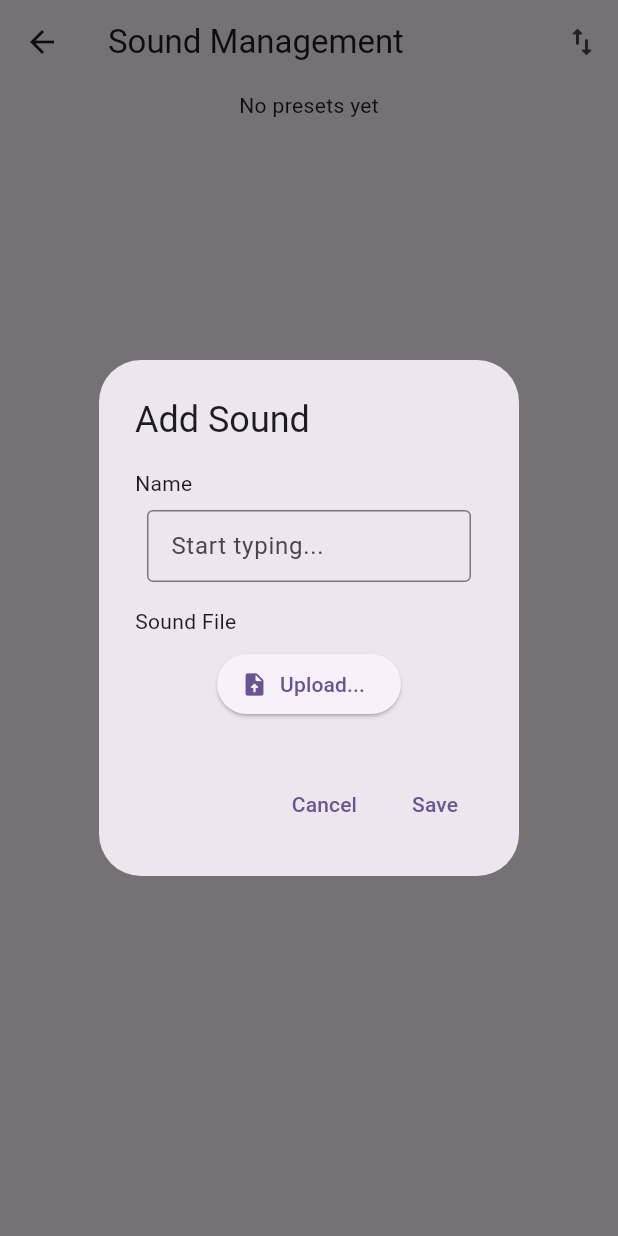
After one commit to DaniilMiskevich/sem5-jcrpo-labs, a Flutter app: the SoundManagementScreen screen opened directly, after a tap on the "import export" icon, on a phone screen of 412 x 824 dp. The commit adds this screen. Run offline on Flutter 3.47's test engine with Material 3 defaults, Android fonts, the phone set to English and light mode, and no system bars; our stand-ins replace file_picker; missing offline and left inert: circular_slider, minisound; statements that could not run were skipped.

Commit message:
Half-walking metronome.

```diff
--- /dev/null
+++ b/temptune/lib/settings/ui/custom_sound_edit_dialog.dart
@@ -0,0 +1,115 @@
+import "dart:async";
+
+import "package:file_picker/file_picker.dart";
+import "package:flutter/material.dart";
+import "package:temptune/_common/ui/widgets/space.dart";
+import "package:temptune/metronome/domain/entities/metronome_sound.dart";
+
+class CustomSoundEditDialog extends StatefulWidget {
+  const CustomSoundEditDialog({
+    super.key,
+    required this.sound,
+    required this.onSave,
+  });
+
+  final CustomMetronomeSoundMeta? sound;
+  final FutureOr<void> Function(CustomMetronomeSoundMeta) onSave;
+
+  @override
+  State<CustomSoundEditDialog> createState() => _CustomSoundEditDialogState();
+}
+
+class _CustomSoundEditDialogState extends State<CustomSoundEditDialog> {
+  late final TextEditingController _nameController = TextEditingController(
+    text: widget.sound?.name,
+  );
+
+  PlatformFile? file;
+
+  bool get isEditing => widget.sound != null;
+
+  void _updateFile(PlatformFile val) => setState(() {
+    file = val;
+  });
+
+  Future<PlatformFile?> _showFilePicker() => FilePicker.platform
+      .pickFiles(type: FileType.audio)
+      .then((r) => r?.files.firstOrNull);
+
+  @override
+  void dispose() {
+    _nameController.dispose();
+    super.dispose();
+  }
+
+  @override
+  Widget build(BuildContext context) => AlertDialog(
+    title: Text(isEditing ? "Edit Sound" : "Add Sound"),
+    content: Column(
+      mainAxisSize: MainAxisSize.min,
+      crossAxisAlignment: CrossAxisAlignment.start,
+      children: [
+        const Text("Name"),
+        Padding(
+          padding: const EdgeInsets.all(8.0),
+          child: TextField(
+            controller: _nameController,
+            decoration: const InputDecoration(
+              hintText: "Start typing...",
+              border: OutlineInputBorder(),
+              isDense: true,
+            ),
+          ),
+        ),
+
+        const Space.sm(),
+
+        const Text("Sound File"),
+        Padding(
+          padding: const EdgeInsets.all(8.0),
+          child: Center(
+            child: switch (file) {
+              PlatformFile(:final name) => ElevatedButton.icon(
+                onPressed: () async {},
+                label: SizedBox(child: Text(name)),
+                icon: const Icon(Icons.audio_file_rounded),
+              ),
+              _ => ElevatedButton.icon(
+                onPressed: () async {
+                  final file = await _showFilePicker();
+                  if (file != null) _updateFile(file);
+                },
+                label: Text(isEditing ? "Replace..." : "Upload..."),
+                icon: const Icon(Icons.upload_file_rounded),
+              ),
+            },
+          ),
+        ),
+      ],
+    ),
+    actions: [
+      TextButton(
+        onPressed: () => Navigator.pop(context),
+        child: const Text("Cancel"),
+      ),
+      TextButton(
+        onPressed: () async {
+          final data = file?.bytes ?? widget.sound?.data;
+          if (data == null) return;
+
+          await widget.onSave(
+            CustomMetronomeSoundMeta(
+              id: widget.sound?.id,
+              name: _nameController.text,
+              data: data,
+            ),
+          );
+          if (!context.mounted) return;
+
+          Navigator.pop(context);
+        },
+        child: const Text("Save"),
+      ),
+    ],
+  );
+}
--- /dev/null
+++ b/temptune/lib/settings/ui/sound_management_screen.dart
@@ -0,0 +1,124 @@
+import "package:flutter/material.dart";
+import "package:provider/provider.dart";
+import "package:temptune/metronome/domain/entities/metronome_sound.dart";
+import "package:temptune/metronome/domain/usecases/metronome_sound_usecases.dart";
+import "package:temptune/settings/ui/custom_sound_edit_dialog.dart";
+
+class SoundManagementScreen extends StatefulWidget {
+  const SoundManagementScreen({super.key});
+
+  @override
+  State<SoundManagementScreen> createState() => _SoundManagementScreenState();
+}
+
+class _SoundManagementScreenState extends State<SoundManagementScreen> {
+  late final _soundUsecases = context.read<MetronomeSoundUsecases>();
+
+  var sounds = <MetronomeSoundMeta>{};
+  Future<Set<MetronomeSoundMeta>> _loadSounds() => _soundUsecases
+      .list()
+      .then((ids) => ids.map((id) => _soundUsecases.load(id)))
+      .then(Future.wait)
+      .then((sounds) => sounds.whereType<MetronomeSoundMeta>().toSet());
+
+  Future<void> _saveSound(CustomMetronomeSoundMeta sound) async {
+    await _soundUsecases.save(sound);
+
+    await _loadSounds().then((loadedSounds) => sounds = loadedSounds);
+    setState(() {});
+  }
+
+  Future<void> _deleteSound(CustomMetronomeSoundMeta sound) async {
+    await _soundUsecases.delete(sound);
+
+    await _loadSounds().then((loadedSounds) => sounds = loadedSounds);
+    setState(() {});
+  }
+
+  void _showEditDialog([CustomMetronomeSoundMeta? sound]) => showDialog<void>(
+    context: context,
+    builder: (context) =>
+        CustomSoundEditDialog(sound: sound, onSave: _saveSound),
+  );
+
+  void _showDeleteDialog(CustomMetronomeSoundMeta sound) => showDialog<void>(
+    context: context,
+    builder: (context) => AlertDialog(
+      title: const Text("Delete Sound"),
+      content: Text("Are you sure you want to delete '${sound.name}'?"),
+      actions: [
+        TextButton(
+          onPressed: () => Navigator.pop(context),
+          child: const Text("Cancel"),
+        ),
+        TextButton(
+          onPressed: () {
+            _deleteSound(sound);
+            if (!context.mounted) return;
+            Navigator.pop(context);
+          },
+          child: const Text("Delete"),
+        ),
+      ],
+    ),
+  );
+
+  @override
+  void initState() {
+    super.initState();
+
+    () async {
+      await _loadSounds().then((loadedSounds) => sounds = loadedSounds);
+
+      setState(() {});
+    }();
+  }
+
+  @override
+  Widget build(BuildContext context) => Scaffold(
+    appBar: AppBar(
+      title: const Text("Sound Management"),
+      actions: [
+        IconButton(
+          icon: const Icon(Icons.import_export_rounded),
+          onPressed: _showEditDialog,
+        ),
+      ],
+    ),
+    body: sounds.isEmpty
+        ? const Padding(
+            padding: EdgeInsets.symmetric(horizontal: 16.0, vertical: 4.0),
+            child: Align(
+              alignment: Alignment.topCenter,
+              child: Text("No presets yet"),
+            ),
+          )
+        : ListView.builder(
+            padding: const EdgeInsets.symmetric(
+              horizontal: 16.0,
+              vertical: 4.0,
+            ),
+            itemCount: sounds.length,
+            itemBuilder: (_, i) {
+              final sound = sounds.elementAt(i);
+              return Card(
+                child: ListTile(
+                  enabled: sound is! BuiltinMetronomeSoundMeta,
+                  title: Text(sound.name),
+                  subtitle: sound is BuiltinMetronomeSoundMeta
+                      ? const Text("Built-in")
+                      : const Text("Custom"),
+                  leading: const Icon(Icons.audio_file),
+                  // TODO! preview the sound if have time
+                  onTap: sound is! CustomMetronomeSoundMeta
+                      ? null
+                      : () => _showEditDialog(sound),
+                  onLongPress: sound is! CustomMetronomeSoundMeta
+                      ? null
+                      : () => _showDeleteDialog(sound),
+                ),
+              );
+            },
+          ),
+  );
+}
--- a/temptune/pubspec.yaml
+++ b/temptune/pubspec.yaml
@@ -11,6 +11,7 @@ dependencies:
     sdk: flutter
   cupertino_icons: ^1.0.8
   circular_slider: ^0.1.1
+  file_picker: ^10.3.3
 
   provider: ^6.1.5+1
 
@@ -25,4 +26,4 @@ flutter:
   uses-material-design: true
 
   assets:
-    - assets/metronome/sounds/click.wav
+    - assets/metronome/sounds/
```
Also changed, not shown: temptune/lib/_common/service/sound_service.dart (+21 -8 lines), temptune/lib/main.dart (+4 -4 lines), temptune/lib/settings/ui/custom_sounds_screen.dart (deleted, +0 -224 lines), temptune/lib/settings/ui/presets_screen.dart (+15 -15 lines), temptune/lib/settings/ui/settings_screen.dart (+5 -5 lines), temptune/pubspec.lock, 3 other files.
